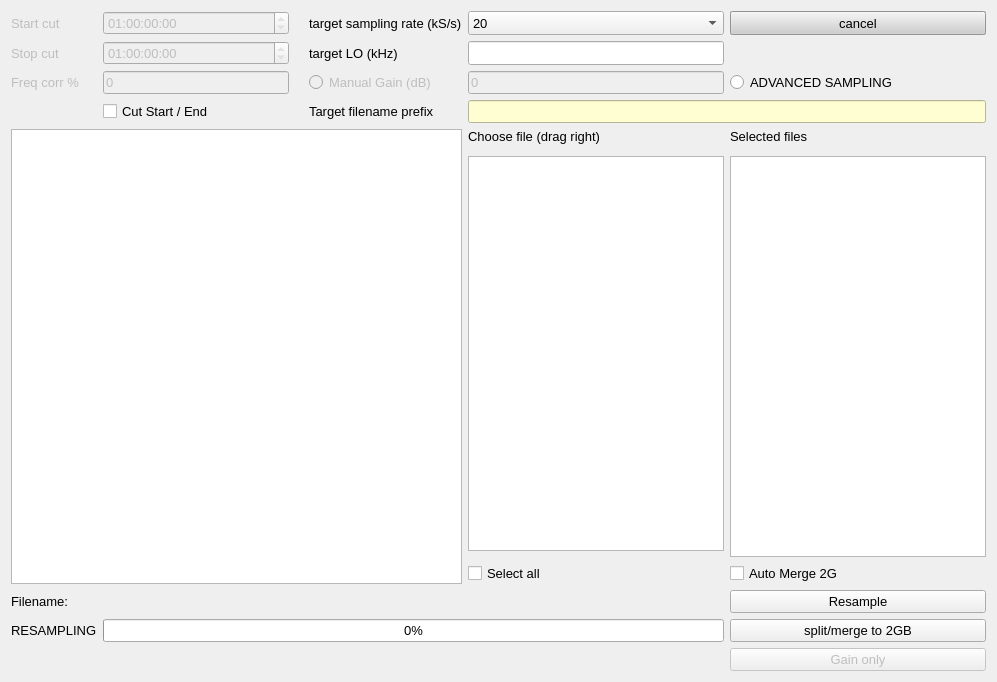
This is sources/resampler/ressources/resampler_widget.ui in schaten/COHIWizard as Qt 5 draws it before an edit. The edited form follows.
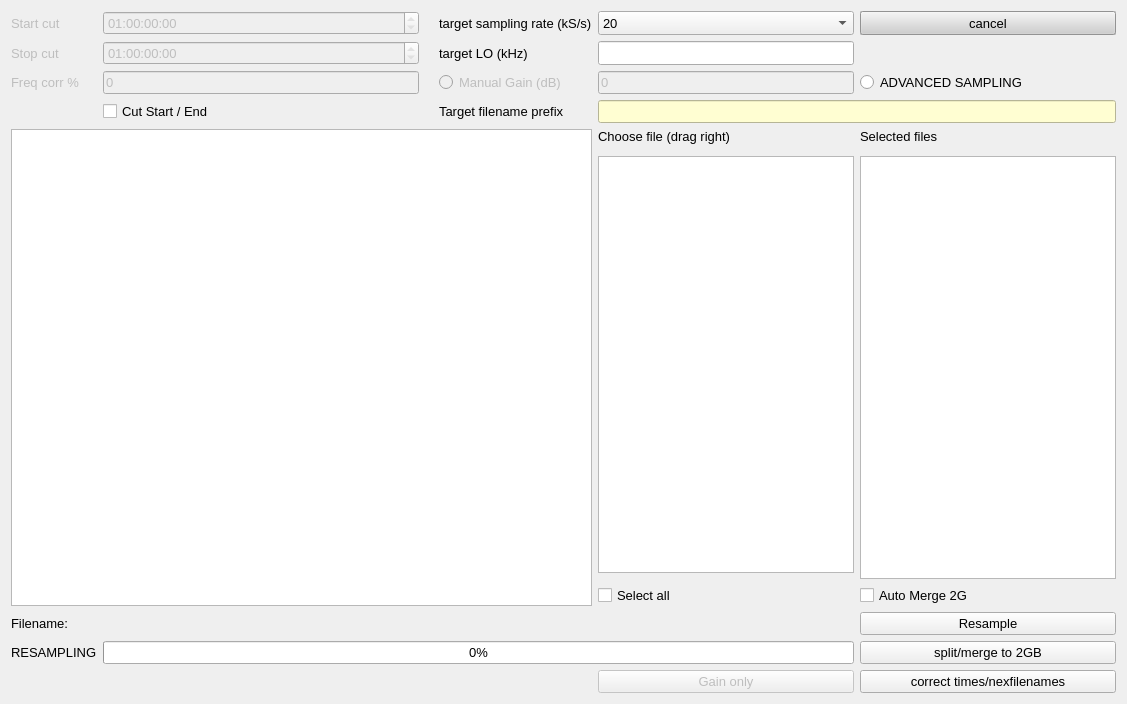
This is the edited form.

Commit message: optional suppress playtimes in m3u import; new function for correction of wavheader: times, nextfilenames, filenames

Diff of the .ui file:
```diff
--- a/sources/resampler/ressources/resampler_widget.ui
+++ b/sources/resampler/ressources/resampler_widget.ui
@@ -6,8 +6,8 @@
    <rect>
     <x>0</x>
     <y>0</y>
-    <width>997</width>
-    <height>682</height>
+    <width>1127</width>
+    <height>704</height>
    </rect>
   </property>
   <property name="font">
@@ -1021,24 +1021,6 @@
        </property>
       </widget>
      </item>
-     <item row="15" column="5">
-      <widget class="QPushButton" name="pushButton_resample_GainOnly">
-       <property name="enabled">
-        <bool>false</bool>
-       </property>
-       <property name="font">
-        <font>
-         <pointsize>10</pointsize>
-        </font>
-       </property>
-       <property name="toolTip">
-        <string>start resampling procedure and splt reulting files in 2GB tranches</string>
-       </property>
-       <property name="text">
-        <string>Gain only</string>
-       </property>
-      </widget>
-     </item>
      <item row="12" column="5">
       <widget class="QCheckBox" name="checkBox_AutoMerge2G">
        <property name="font">
@@ -1103,6 +1085,31 @@
        </property>
       </widget>
      </item>
+     <item row="15" column="5">
+      <widget class="QPushButton" name="pushButton_resample_correctwavheaders">
+       <property name="text">
+        <string>correct times/nexfilenames</string>
+       </property>
+      </widget>
+     </item>
+     <item row="15" column="4">
+      <widget class="QPushButton" name="pushButton_resample_GainOnly">
+       <property name="enabled">
+        <bool>false</bool>
+       </property>
+       <property name="font">
+        <font>
+         <pointsize>10</pointsize>
+        </font>
+       </property>
+       <property name="toolTip">
+        <string>start resampling procedure and splt reulting files in 2GB tranches</string>
+       </property>
+       <property name="text">
+        <string>Gain only</string>
+       </property>
+      </widget>
+     </item>
     </layout>
    </item>
   </layout>
```
Left out of the diff: 10 changed lines with no effect on the pictures. The commit also changes 17 other files.
